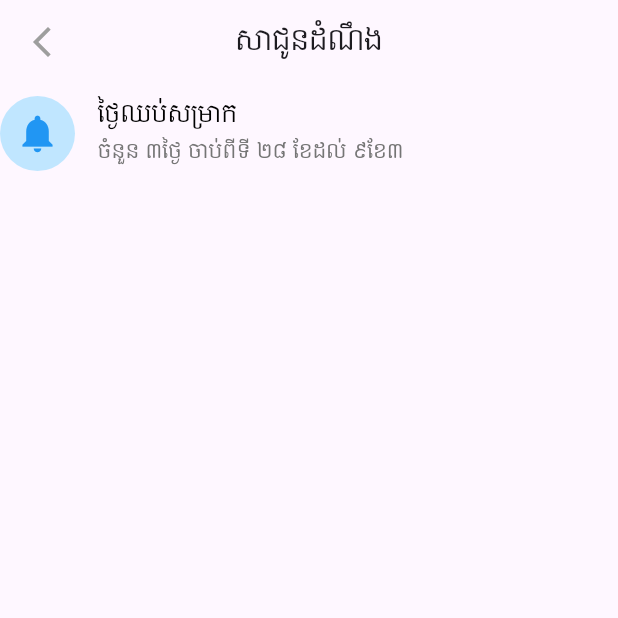
After one commit to phuuhour/hrapp, a Flutter app: the NotificationPage screen opened directly, on a phone screen of 412 x 824 dp, the top half of it. The commit adds this screen. Run offline on Flutter 3.47's test engine with Material 3 defaults, Android fonts, the phone set to English and light mode, and no system bars; our stand-ins replace boxicons, hugeicons.

Commit message:
add notificactionPage

```diff
--- /dev/null
+++ b/lib/page/notification.dart
@@ -0,0 +1,31 @@
+import 'package:boxicons/boxicons.dart';
+import 'package:flutter/material.dart';
+import 'package:hr/widget/customListTIle.dart';
+
+class NotificationPage extends StatelessWidget {
+  const NotificationPage({super.key});
+
+  @override
+  Widget build(BuildContext context) {
+    return Scaffold(
+      appBar: AppBar(
+        leading: IconButton(
+          icon: const Icon(Icons.arrow_back_ios_new, color: Colors.grey),
+          onPressed: () => Navigator.pop(context),
+        ),
+        title: Text('សាជូនដំណឹង', style: TextStyle(fontSize: 18)),
+        centerTitle: true,
+      ),
+      body: Column(
+        children: [
+          CustomListTile(
+            icon: Icons.notifications,
+            title: 'ថ្ងៃឈប់សម្រាក',
+            subtitle: 'ចំនួន ៣ថ្ងៃ ចាប់ពីទី ២៨ ខែដល់ ៩ខែ៣',
+            onPressed: () {},
+          ),
+        ],
+      ),
+    );
+  }
+}
--- a/lib/page/payroll_manage.dart
+++ b/lib/page/payroll_manage.dart
@@ -1,12 +1,10 @@
 import 'package:boxicons/boxicons.dart';
 import 'package:flutter/cupertino.dart';
 import 'package:flutter/material.dart';
-import 'package:hr/page/addnew_work.dart';
 import 'package:hr/page/formadjustsalary.dart';
 import 'package:hr/page/payrollbyemp.dart';
 import 'package:hr/page/payrollbywork.dart';
 import 'package:hr/widget/customListTIle.dart';
-import 'package:hr/widget/customTextField.dart';
 import 'package:hugeicons/hugeicons.dart';
 import 'package:intl/date_symbol_data_local.dart';
 import 'package:intl/intl.dart';
```
